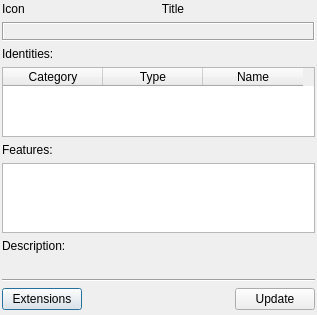
The window that src/plugins/servicediscovery/discoinfowindow2.ui (xnamed/vacuum-im) describes before a commit, drawn with Qt 5.
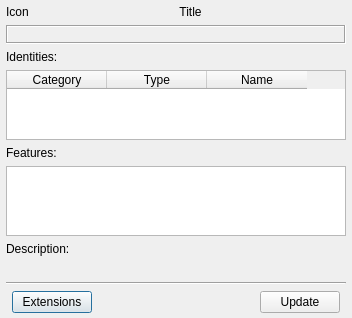
The same window after the commit.

Diff of the .ui file:
```diff
--- a/src/plugins/servicediscovery/discoinfowindow2.ui
+++ b/src/plugins/servicediscovery/discoinfowindow2.ui
@@ -6,19 +6,25 @@
    <rect>
     <x>0</x>
     <y>0</y>
-    <width>317</width>
-    <height>302</height>
+    <width>352</width>
+    <height>305</height>
    </rect>
   </property>
+  <property name="sizePolicy">
+   <sizepolicy hsizetype="Expanding" vsizetype="Expanding">
+    <horstretch>0</horstretch>
+    <verstretch>0</verstretch>
+   </sizepolicy>
+  </property>
   <layout class="QVBoxLayout" name="verticalLayout">
    <property name="leftMargin">
-    <number>2</number>
+    <number>6</number>
    </property>
    <property name="topMargin">
-    <number>2</number>
+    <number>5</number>
    </property>
    <property name="rightMargin">
-    <number>2</number>
+    <number>6</number>
    </property>
    <property name="bottomMargin">
     <number>5</number>
@@ -52,6 +58,12 @@
    </item>
    <item>
     <widget class="QLabel" name="lblError">
+     <property name="sizePolicy">
+      <sizepolicy hsizetype="Expanding" vsizetype="Preferred">
+       <horstretch>0</horstretch>
+       <verstretch>0</verstretch>
+      </sizepolicy>
+     </property>
      <property name="font">
       <font>
        <pointsize>10</pointsize>
@@ -82,12 +94,21 @@
    </item>
    <item>
     <widget class="QLabel" name="lblIdentity">
+     <property name="sizePolicy">
+      <sizepolicy hsizetype="Expanding" vsizetype="Preferred">
+       <horstretch>0</horstretch>
+       <verstretch>0</verstretch>
+      </sizepolicy>
+     </property>
      <property name="text">
       <string>Identities:</string>
      </property>
      <property name="textFormat">
       <enum>Qt::PlainText</enum>
      </property>
+     <property name="wordWrap">
+      <bool>true</bool>
+     </property>
      <property name="buddy">
       <cstring>twtIdentity</cstring>
      </property>
@@ -96,17 +117,11 @@
    <item>
     <widget class="QTableWidget" name="twtIdentity">
      <property name="sizePolicy">
-      <sizepolicy hsizetype="Preferred" vsizetype="Preferred">
+      <sizepolicy hsizetype="Expanding" vsizetype="Expanding">
        <horstretch>0</horstretch>
        <verstretch>0</verstretch>
       </sizepolicy>
      </property>
-     <property name="maximumSize">
-      <size>
-       <width>16777215</width>
-       <height>100</height>
-      </size>
-     </property>
      <property name="editTriggers">
       <set>QAbstractItemView::NoEditTriggers</set>
      </property>
@@ -138,12 +153,21 @@
    </item>
    <item>
     <widget class="QLabel" name="lblFeatures">
+     <property name="sizePolicy">
+      <sizepolicy hsizetype="Expanding" vsizetype="Preferred">
+       <horstretch>0</horstretch>
+       <verstretch>0</verstretch>
+      </sizepolicy>
+     </property>
      <property name="text">
       <string>Features:</string>
      </property>
      <property name="textFormat">
       <enum>Qt::PlainText</enum>
      </property>
+     <property name="wordWrap">
+      <bool>true</bool>
+     </property>
      <property name="buddy">
       <cstring>lwtFearures</cstring>
      </property>
@@ -152,7 +176,7 @@
    <item>
     <widget class="QListWidget" name="lwtFearures">
      <property name="sizePolicy">
-      <sizepolicy hsizetype="Expanding" vsizetype="Expanding">
+      <sizepolicy hsizetype="Expanding" vsizetype="Preferred">
        <horstretch>0</horstretch>
        <verstretch>0</verstretch>
       </sizepolicy>
@@ -167,16 +191,31 @@
    </item>
    <item>
     <widget class="QLabel" name="lblDescription">
+     <property name="sizePolicy">
+      <sizepolicy hsizetype="Expanding" vsizetype="Preferred">
+       <horstretch>0</horstretch>
+       <verstretch>0</verstretch>
+      </sizepolicy>
+     </property>
      <property name="text">
       <string>Description:</string>
      </property>
      <property name="textFormat">
       <enum>Qt::PlainText</enum>
      </property>
+     <property name="wordWrap">
+      <bool>true</bool>
+     </property>
     </widget>
    </item>
    <item>
     <widget class="QLabel" name="lblFeatureDesc">
+     <property name="sizePolicy">
+      <sizepolicy hsizetype="Expanding" vsizetype="Preferred">
+       <horstretch>0</horstretch>
+       <verstretch>0</verstretch>
+      </sizepolicy>
+     </property>
      <property name="textFormat">
       <enum>Qt::PlainText</enum>
      </property>
@@ -190,6 +229,12 @@
    </item>
    <item>
     <widget class="Line" name="line">
+     <property name="sizePolicy">
+      <sizepolicy hsizetype="Expanding" vsizetype="Fixed">
+       <horstretch>0</horstretch>
+       <verstretch>0</verstretch>
+      </sizepolicy>
+     </property>
      <property name="orientation">
       <enum>Qt::Horizontal</enum>
      </property>
@@ -197,6 +242,12 @@
    </item>
    <item>
     <layout class="QHBoxLayout">
+     <property name="leftMargin">
+      <number>6</number>
+     </property>
+     <property name="rightMargin">
+      <number>6</number>
+     </property>
      <item>
       <widget class="QPushButton" name="pbtExtensions">
        <property name="text">
```
